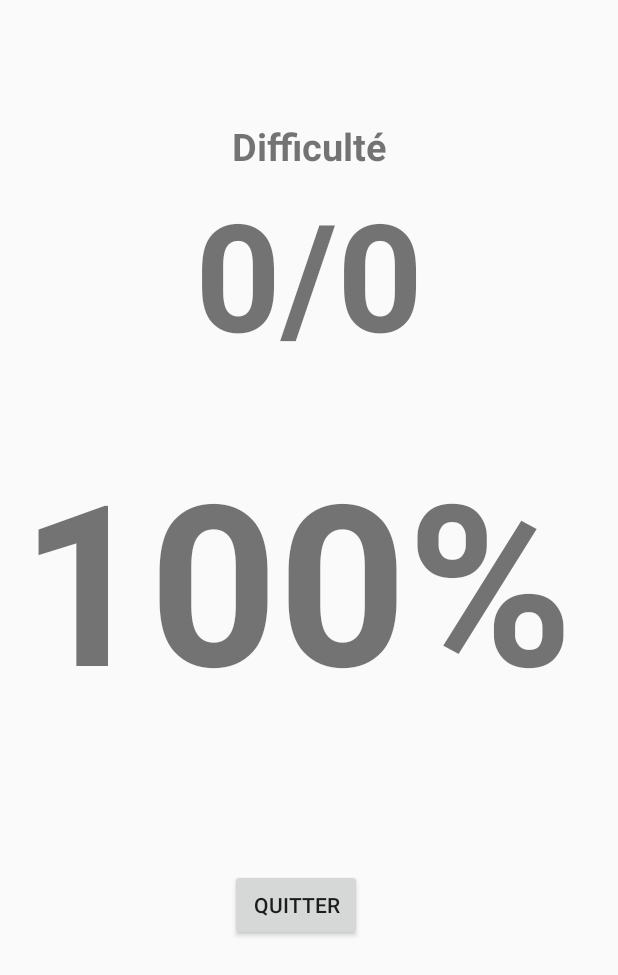
After one commit to WKilliam/QuizChinese, an Android app: the layout activity_score_page.xml on its own in the app's theme, with its tools: preview values and no code run, on a phone screen of 412 x 824 dp. The commit adds this screen. Shown: the top 975 px of the screen. Run offline under Robolectric (Android 15) with nearby library versions, the phone set to English and light mode, and no system bars.

Commit message:
Score page

```diff
--- a/app/src/main/java/com/learn/chinesequiz/Score.java
+++ b/app/src/main/java/com/learn/chinesequiz/Score.java
@@ -2,6 +2,7 @@ package com.learn.chinesequiz;
 
 import androidx.appcompat.app.AppCompatActivity;
 
+import android.content.Intent;
 import android.os.Bundle;
 
 public class Score extends AppCompatActivity {
@@ -10,5 +11,6 @@ public class Score extends AppCompatActivity {
     protected void onCreate(Bundle savedInstanceState) {
         super.onCreate(savedInstanceState);
         setContentView(R.layout.activity_score);
+
     }
 }
--- /dev/null
+++ b/app/src/main/res/layout/activity_score_page.xml
@@ -0,0 +1,62 @@
+<?xml version="1.0" encoding="utf-8"?>
+<androidx.constraintlayout.widget.ConstraintLayout xmlns:android="http://schemas.android.com/apk/res/android"
+    xmlns:app="http://schemas.android.com/apk/res-auto"
+    xmlns:tools="http://schemas.android.com/tools"
+    android:layout_width="match_parent"
+    android:layout_height="match_parent"
+    tools:context=".ScorePage">
+
+    <TextView
+        android:id="@+id/difficulty_quiz"
+        android:layout_width="281dp"
+        android:layout_height="35dp"
+        android:layout_marginTop="80dp"
+        android:gravity="center_horizontal"
+        android:text="Difficulté"
+        android:textAlignment="center"
+        android:textSize="25sp"
+        android:textStyle="bold"
+        app:layout_constraintEnd_toEndOf="parent"
+        app:layout_constraintStart_toStartOf="parent"
+        app:layout_constraintTop_toTopOf="parent" />
+
+    <TextView
+        android:id="@+id/score_purcent"
+        android:layout_width="379dp"
+        android:layout_height="199dp"
+        android:gravity="center_horizontal"
+        android:text="100%"
+        android:textAlignment="center"
+        android:textSize="150sp"
+        android:textStyle="bold"
+        app:layout_constraintEnd_toEndOf="@+id/score_good_total"
+        app:layout_constraintHorizontal_bias="0.562"
+        app:layout_constraintStart_toStartOf="@+id/score_good_total"
+        app:layout_constraintTop_toBottomOf="@+id/score_good_total" />
+
+    <Button
+        android:id="@+id/home_btn"
+        android:layout_width="wrap_content"
+        android:layout_height="wrap_content"
+        android:text="Quitter"
+        app:layout_constraintBottom_toBottomOf="parent"
+        app:layout_constraintEnd_toEndOf="@+id/score_purcent"
+        app:layout_constraintHorizontal_bias="0.498"
+        app:layout_constraintStart_toStartOf="@+id/score_purcent"
+        app:layout_constraintTop_toBottomOf="@+id/score_purcent"
+        app:layout_constraintVertical_bias="0.325" />
+
+    <TextView
+        android:id="@+id/score_good_total"
+        android:layout_width="235dp"
+        android:layout_height="170dp"
+        android:gravity="center_horizontal"
+        android:text="0/0"
+        android:textAlignment="center"
+        android:textSize="100sp"
+        android:textStyle="bold"
+        app:layout_constraintEnd_toEndOf="@+id/difficulty_quiz"
+        app:layout_constraintStart_toStartOf="@+id/difficulty_quiz"
+        app:layout_constraintTop_toBottomOf="@+id/difficulty_quiz" />
+
+</androidx.constraintlayout.widget.ConstraintLayout>
```
Also changed, not shown: app/src/main/java/com/learn/chinesequiz/MainActivity.java (+27 -53 lines), app/src/main/java/com/learn/chinesequiz/ScorePage.java (added, +51 -0 lines).
